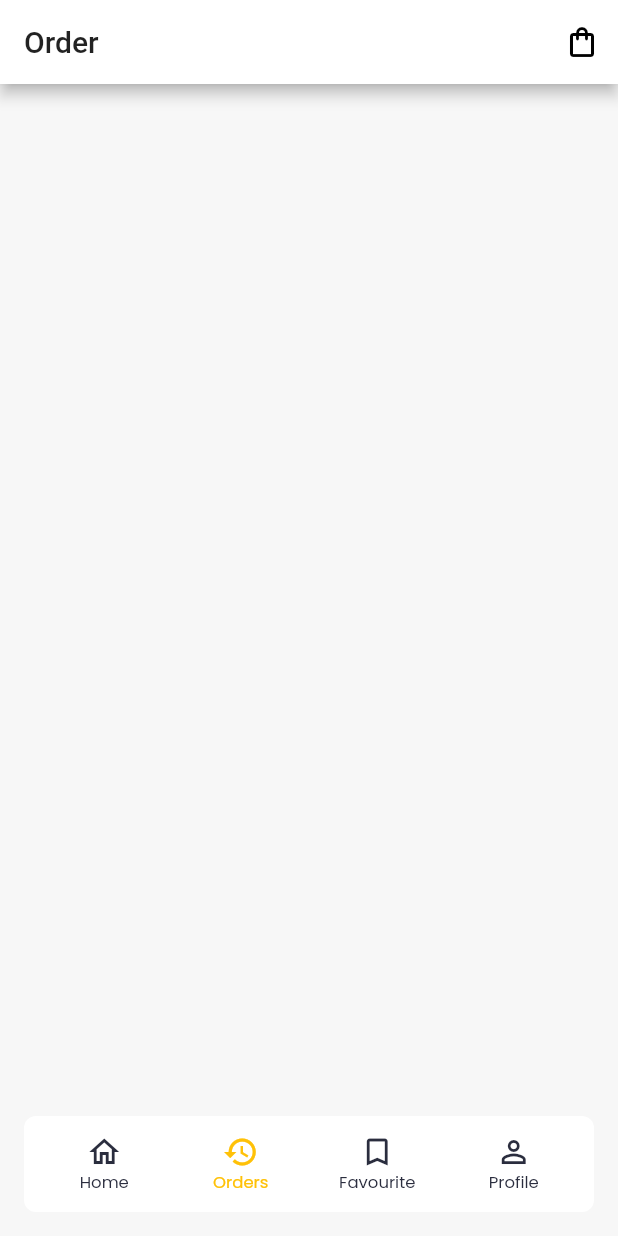
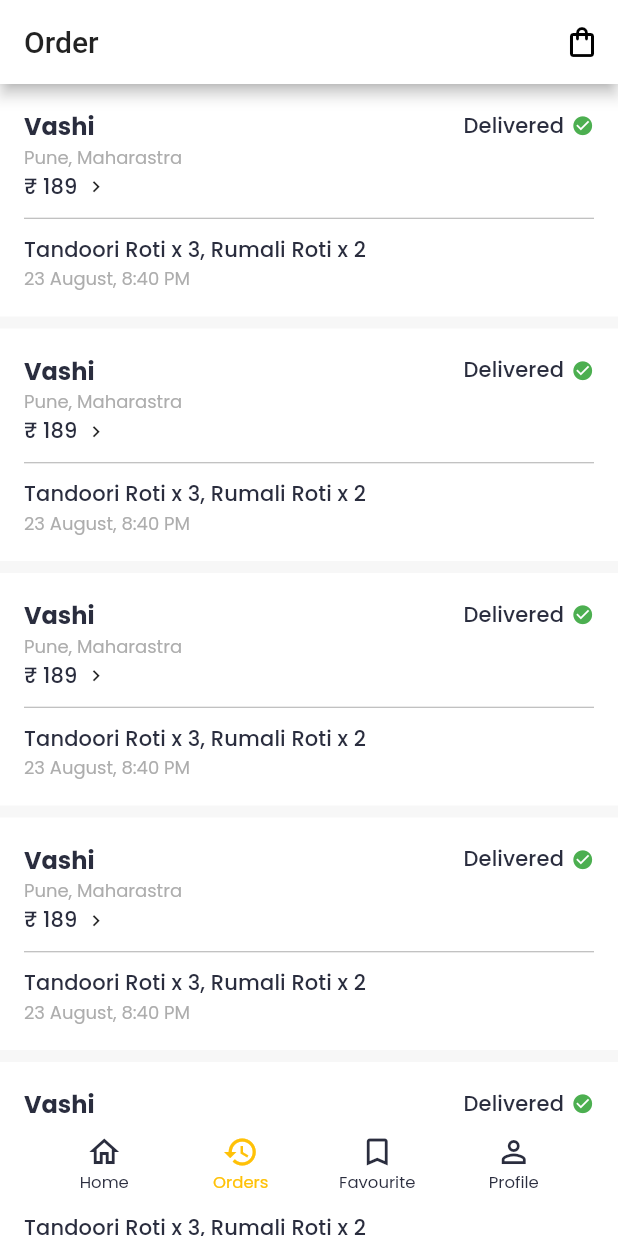
Before and after one commit to IamAKX/combojumbo-spoton, a Flutter app: the screen it shows after launch, item 2 of the bottom bar chosen, on a phone screen of 412 x 824 dp. Run offline on Flutter 3.47's test engine with Material 2 defaults, Android fonts, the phone set to English and light mode, and no system bars; drawn by our look-alikes of floating_bottom_navigation_bar; our stand-ins replace cached_network_image, carousel_slider, flutter_html, flutter_svg, google_fonts, introduction_screen and 3 more; network calls fail.

Commit message:
order screen ui

```diff
--- a/lib/screen/order/order_screen.dart
+++ b/lib/screen/order/order_screen.dart
@@ -1,3 +1,6 @@
+import 'package:cjspoton/utils/colors.dart';
+import 'package:cjspoton/utils/constants.dart';
+import 'package:cjspoton/utils/theme_config.dart';
 import 'package:flutter/material.dart';
 
 class OrderScreen extends StatefulWidget {
@@ -10,6 +13,82 @@ class OrderScreen extends StatefulWidget {
 class _OrderScreenState extends State<OrderScreen> {
   @override
   Widget build(BuildContext context) {
-    return Container();
+    return ListView(
+      children: [
+        for (int i = 0; i < 10; i++) ...{
+          Container(
+            color: bgColor,
+            margin: EdgeInsets.only(bottom: defaultPadding / 2),
+            padding: EdgeInsets.all(defaultPadding),
+            child: Column(
+              crossAxisAlignment: CrossAxisAlignment.start,
+              children: [
+                Row(
+                  children: [
+                    Text(
+                      'Vashi',
+                      style: Theme.of(context).textTheme.subtitle1?.copyWith(
+                            color: textColor,
+                            fontWeight: FontWeight.bold,
+                          ),
+                    ),
+                    Spacer(),
+                    Text(
+                      'Delivered',
+                      style: Theme.of(context).textTheme.subtitle2,
+                    ),
+                    SizedBox(
+                      width: 5,
+                    ),
+                    Icon(
+                      Icons.check_circle,
+                      size: 15,
+                      color: Colors.green,
+                    )
+                  ],
+                ),
+                Text(
+                  'Pune, Maharastra',
+                  style: Theme.of(context).textTheme.caption,
+                ),
+                Row(
+                  children: [
+                    Text(
+                      '${Constants.RUPEE} 189',
+                      style: Theme.of(context).textTheme.subtitle2,
+                    ),
+                    SizedBox(
+                      width: 5,
+                    ),
+                    Icon(
+                      Icons.keyboard_arrow_right,
+                      size: 15,
+                    )
+                  ],
+                ),
+                SizedBox(
+                  height: 10,
+                ),
+                Divider(
+                  height: 1,
+                  color: hintColor,
+                ),
+                SizedBox(
+                  height: 10,
+                ),
+                Text(
+                  'Tandoori Roti x 3, Rumali Roti x 2',
+                  style: Theme.of(context).textTheme.subtitle2,
+                ),
+                Text(
+                  '23 August, 8:40 PM',
+                  style: Theme.of(context).textTheme.caption,
+                ),
+              ],
+            ),
+          ),
+        }
+      ],
+    );
   }
 }
```
